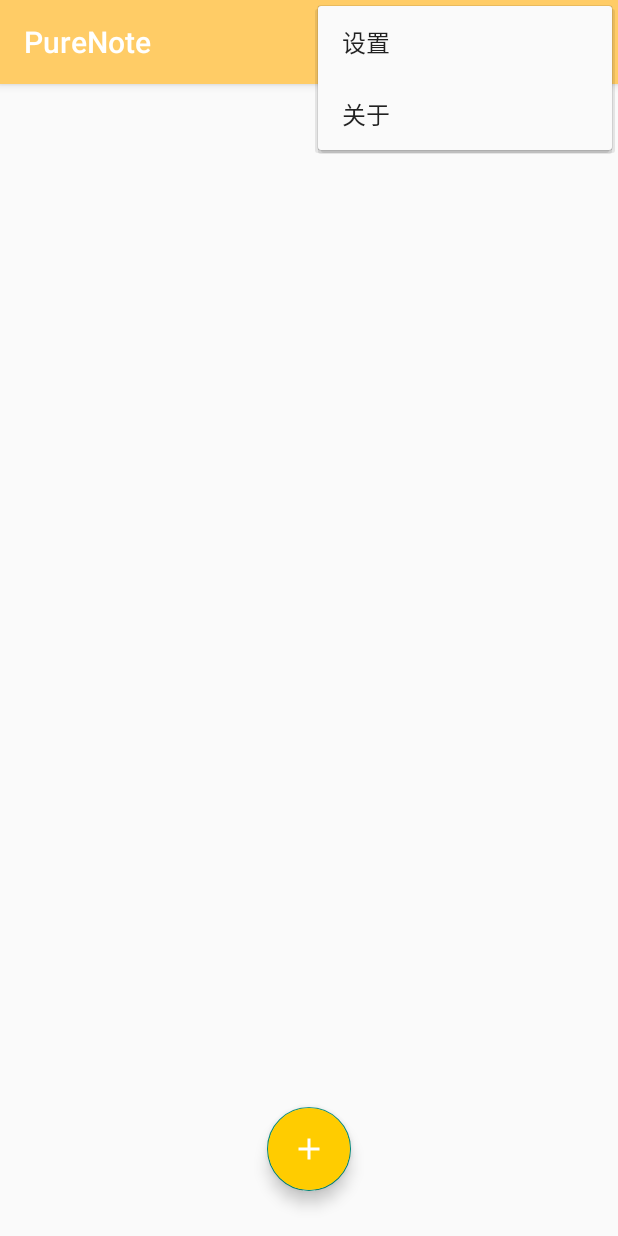
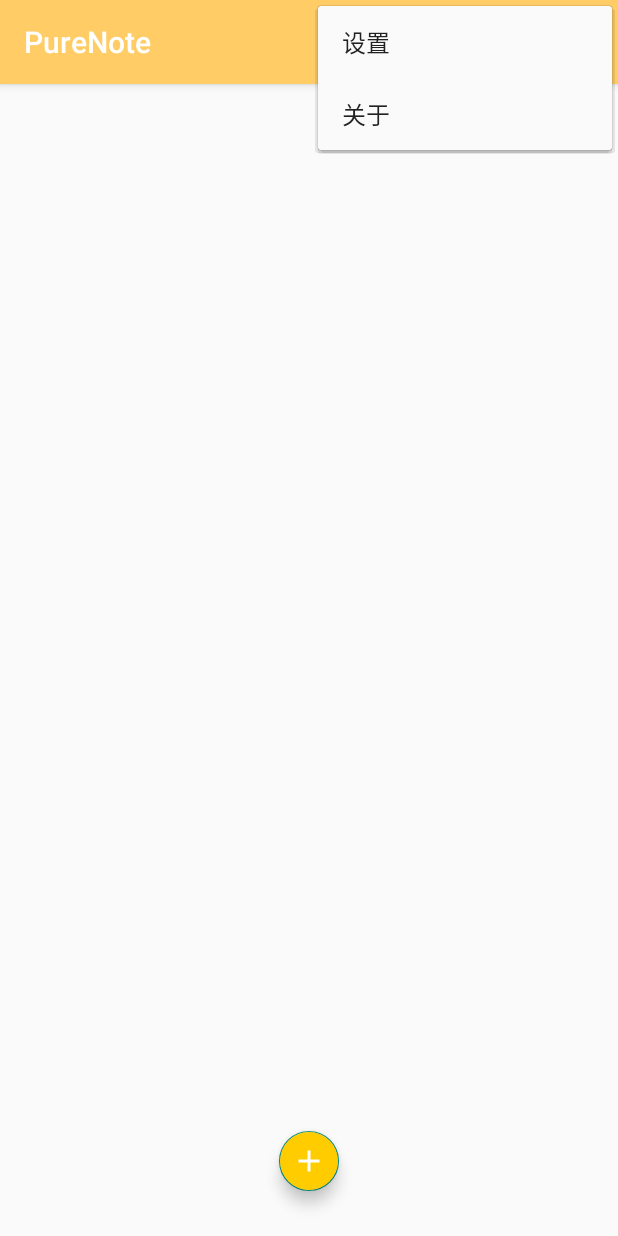
Before and after one commit to guiyujin/PureNote, an Android app: the screen it shows after launch (MainActivity), with the options menu open, on a phone screen of 412 x 824 dp. Run offline under Robolectric (Android 15) with nearby library versions, the phone set to English and light mode, and no system bars.

```diff
--- a/app/src/main/res/layout/activity_main.xml
+++ b/app/src/main/res/layout/activity_main.xml
@@ -9,7 +9,6 @@
         android:id="@+id/list"
         android:layout_width="match_parent"
         android:layout_height="wrap_content"
-
         >
     </ListView>
 
@@ -20,7 +19,7 @@
         android:layout_alignParentBottom="true"
         android:layout_centerInParent="true"
         android:layout_margin="30dp"
-        app:fabSize="normal"
+        app:fabSize="mini"
         android:clickable="true"
         android:focusable="true"
         android:backgroundTint="@color/add"
```
